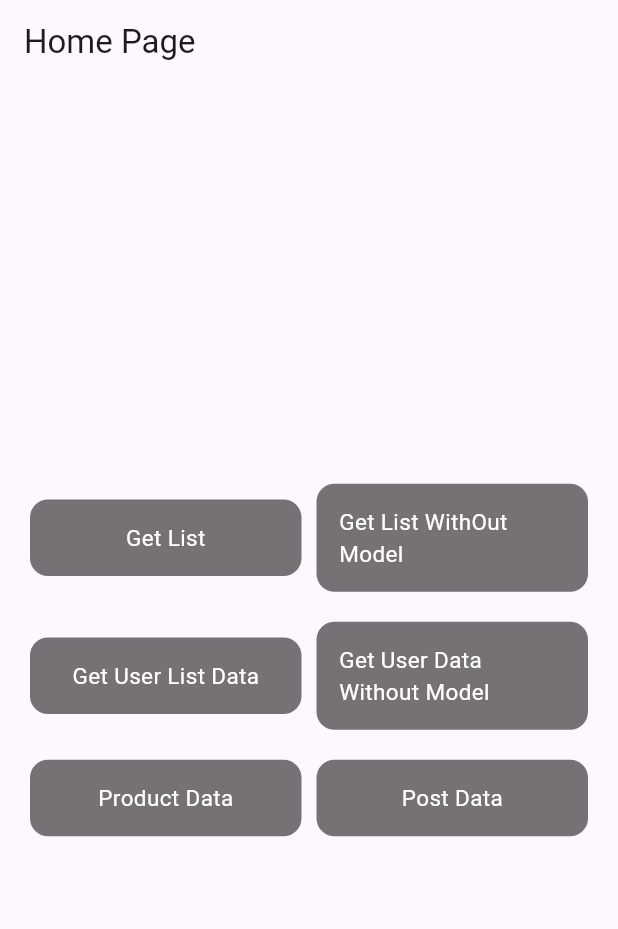
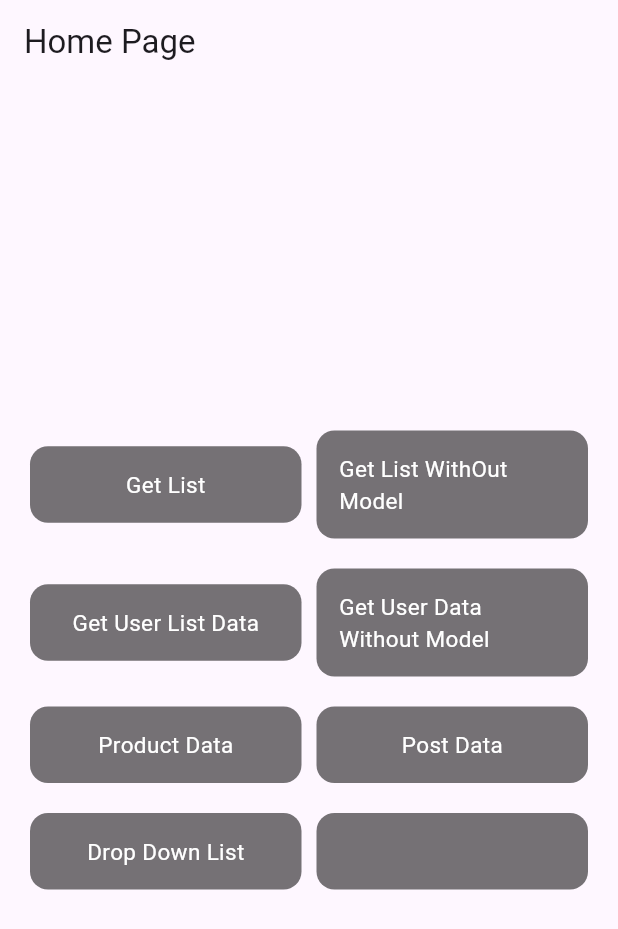
Before and after one commit to keyursavani/API_Calling, a Flutter app: the screen it shows after launch, on a phone screen of 412 x 824 dp. Shown: the top 929 px of the screen. Run offline on Flutter 3.47's test engine with Material 2 defaults, Android fonts, the phone set to English and light mode, and no system bars.

Commit message:
final commit

```diff
--- a/lib/screen/home_page.dart
+++ b/lib/screen/home_page.dart
@@ -1,3 +1,4 @@
+import 'package:api/screen/dropdown_list_screen.dart';
 import 'package:api/screen/get_list_data.dart';
 import 'package:api/screen/get_photo_list.dart';
 import 'package:api/screen/get_user_list_data.dart';
@@ -187,6 +188,60 @@ class _MyHomePageState extends State<MyHomePage> {
                       )
                   ),
                 ],
+              ),
+              const SizedBox(height: 20,),
+              Row(
+                crossAxisAlignment: CrossAxisAlignment.center,
+                mainAxisAlignment: MainAxisAlignment.spaceBetween,
+                children: [
+                  Expanded(
+                      child: InkWell(
+                        onTap: (){
+                          Navigator.push(context,
+                              MaterialPageRoute(builder: (context){
+                                return  const DropDownListScreen();
+                              }));
+                        },
+                        child: Container(
+                          padding: const EdgeInsets.all(15),
+                          decoration: const BoxDecoration(
+                              borderRadius: BorderRadius.all(Radius.circular(12)),
+                              color: Colors.black54
+                          ),
+                          child: const Center(
+                            child: Text("Drop Down List" ,style: TextStyle(
+                              color: Colors.white,
+                              fontSize:15 ,
+                            ),),
+                          ),
+                        ),
+                      )
+                  ),
+                  const SizedBox(width: 10,),
+                  Expanded(
+                      child: InkWell(
+                        onTap: (){
+                          // Navigator.push(context,
+                          //     MaterialPageRoute(builder: (context){
+                          //       return const PostData();
+                          //     }));
+                        },
+                        child: Container(
+                          padding: const EdgeInsets.all(15),
+                          decoration: const BoxDecoration(
+                              borderRadius: BorderRadius.all(Radius.circular(12)),
+                              color: Colors.black54
+                          ),
+                          child: const Center(
+                            child: Text("" ,style: TextStyle(
+                              color: Colors.white,
+                              fontSize: 15,
+                            ),),
+                          ),
+                        ),
+                      )
+                  ),
+                ],
               )
             ],
           ),
```
